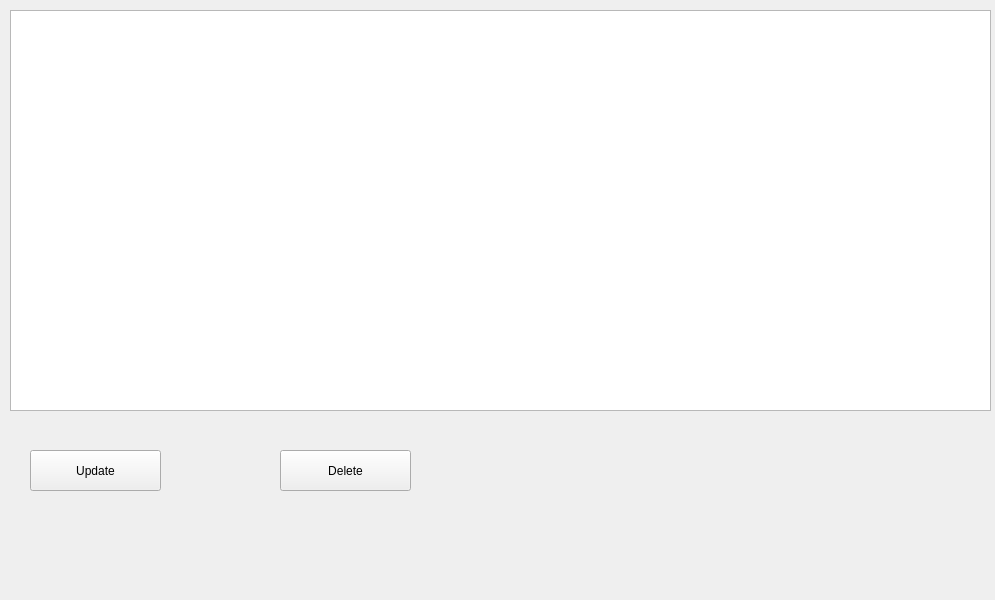
Shidory/Plite, file home.ui: the form before one commit.
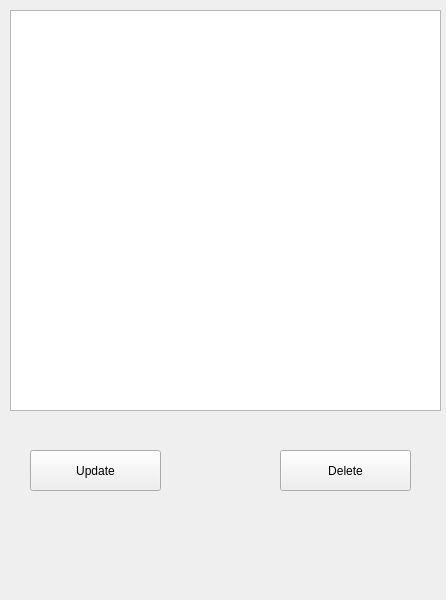
The form after the commit.

Commit message: création de la méthode delete_client

Diff of the .ui file:
```diff
--- a/home.ui
+++ b/home.ui
@@ -6,7 +6,7 @@
    <rect>
     <x>0</x>
     <y>0</y>
-    <width>995</width>
+    <width>446</width>
     <height>600</height>
    </rect>
   </property>
@@ -45,7 +45,7 @@
      <rect>
       <x>10</x>
       <y>10</y>
-      <width>981</width>
+      <width>431</width>
       <height>401</height>
      </rect>
     </property>
```
The commit also changes 1 other file.
